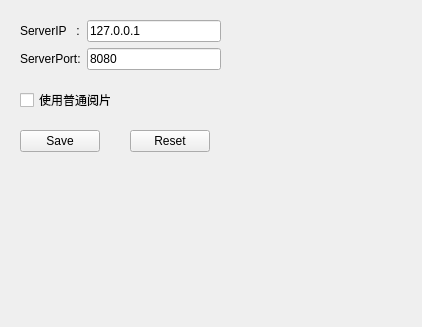
Before: the Qt Designer form Tools/MHealthReport/config.ui in zyq1569/HealthApp, drawn with Qt 5.
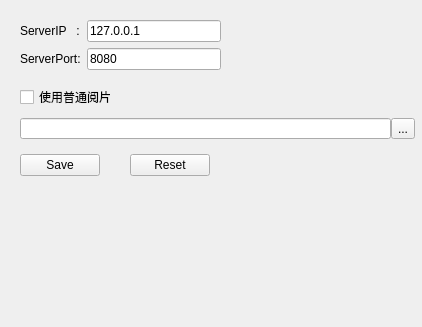
After: the same form once the commit is applied.

Commit message: add: save odt report

```diff
--- a/Tools/MHealthReport/config.ui
+++ b/Tools/MHealthReport/config.ui
@@ -17,7 +17,7 @@
    <property name="geometry">
     <rect>
      <x>20</x>
-     <y>130</y>
+     <y>154</y>
      <width>80</width>
      <height>22</height>
     </rect>
@@ -30,7 +30,7 @@
    <property name="geometry">
     <rect>
      <x>130</x>
-     <y>130</y>
+     <y>154</y>
      <width>80</width>
      <height>22</height>
     </rect>
@@ -83,7 +83,7 @@
    <property name="geometry">
     <rect>
      <x>20</x>
-     <y>90</y>
+     <y>87</y>
      <width>91</width>
      <height>20</height>
     </rect>
@@ -92,6 +92,29 @@
     <string>使用普通阅片</string>
    </property>
   </widget>
+  <widget class="QLineEdit" name="m_viewerDir">
+   <property name="geometry">
+    <rect>
+     <x>20</x>
+     <y>118</y>
+     <width>371</width>
+     <height>21</height>
+    </rect>
+   </property>
+  </widget>
+  <widget class="QToolButton" name="m_exeDir">
+   <property name="geometry">
+    <rect>
+     <x>391</x>
+     <y>118</y>
+     <width>24</width>
+     <height>21</height>
+    </rect>
+   </property>
+   <property name="text">
+    <string>...</string>
+   </property>
+  </widget>
  </widget>
  <resources/>
  <connections/>
```
The commit also changes 1 other file.
